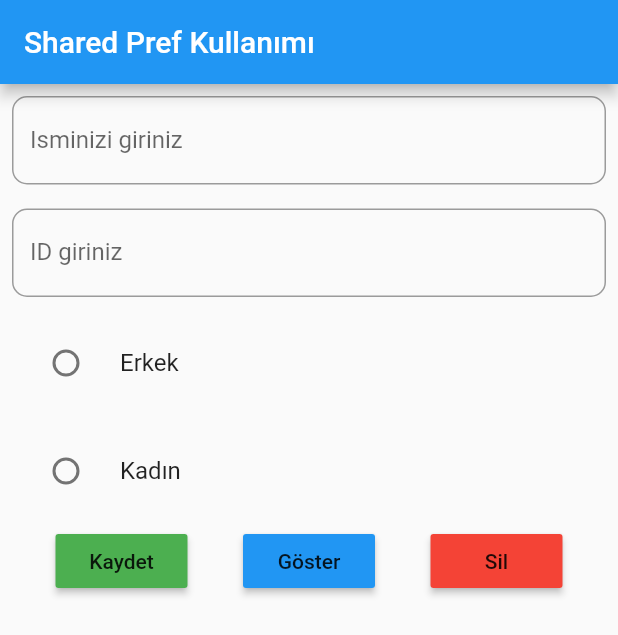
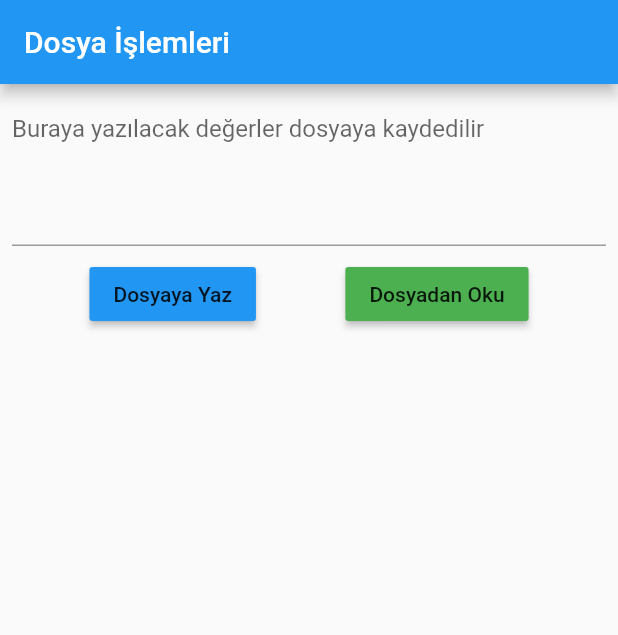
Before and after one commit to yagizgezer/flutter_storage_dersleri, a Flutter app: the screen it shows after launch, on a phone screen of 412 x 824 dp. Shown: the top 635 px of the screen. Run offline on Flutter 3.47's test engine with Material 2 defaults, Android fonts, the phone set to English and light mode, and no system bars; our stand-ins replace shared_preferences.

Commit message:
local olarak dosya olustuurldu içerik yazıldı ve okundu

```diff
--- /dev/null
+++ b/lib/dosya_islemleri.dart
@@ -0,0 +1,91 @@
+import 'dart:async';
+import 'package:flutter/material.dart';
+import 'package:path_provider/path_provider.dart';
+import 'dart:io';
+
+class DosyaIslemleri extends StatefulWidget {
+  @override
+  _DosyaIslemleriState createState() => _DosyaIslemleriState();
+}
+
+class _DosyaIslemleriState extends State<DosyaIslemleri> {
+  var myTextController = TextEditingController();
+
+  //olusturulacak dosyanın klasor yolu
+  Future <String> get getKlasorYolu async{
+    Directory klasor = await getApplicationDocumentsDirectory();
+    debugPrint("Klasoru pathi : "+klasor.path);
+    return klasor.path;
+  }
+
+  //dosya olustur
+  Future<File> get dosyaOlustur async{
+    var olusturulacakDosyaninKlasorununYolu = await getKlasorYolu;
+    return File(olusturulacakDosyaninKlasorununYolu + "/myDosya.txt");
+  }
+
+  //dosya okuma işlemleri
+  Future<String> dosyaOku() async{
+    try{
+      var myDosya = await dosyaOlustur;
+      String dosyaIcerigi = await myDosya.readAsString();
+      return dosyaIcerigi;
+    }catch(exception){
+      return "Hata Cıktı $exception";
+    }
+  }
+
+  //dosyaya yaz
+  Future<File> dosyayaYaz(String yazilacakString) async{
+    var myDosya = await dosyaOlustur;
+    return myDosya.writeAsString(yazilacakString);
+  }
+
+
+
+
+
+  @override
+  Widget build(BuildContext context) {
+    return Scaffold(
+      appBar: AppBar(
+        title: Text("Dosya İşlemleri"),
+      ),
+      body: SingleChildScrollView(
+        child: Column(
+          children: <Widget>[
+            Padding(
+              padding: const EdgeInsets.all(8.0),
+              child: TextField(
+                controller: myTextController,
+                maxLines: 4,
+                decoration: InputDecoration(
+                  hintText: "Buraya yazılacak değerler dosyaya kaydedilir",
+                ),
+              ),
+            ),
+            Row(
+              mainAxisAlignment: MainAxisAlignment.spaceEvenly,
+              children: <Widget>[
+                RaisedButton(onPressed: _dosyaYaz, color: Colors.blue, child: Text("Dosyaya Yaz"),),
+                RaisedButton(onPressed: _dosyaOku, color: Colors.green, child: Text("Dosyadan Oku"),),
+              ],
+            )
+          ],
+        ),
+      ),
+    );
+  }
+
+  void _dosyaYaz() {
+    dosyayaYaz(myTextController.text.toString());
+  }
+
+  void _dosyaOku() async {
+
+   // debugPrint(await dosyaOku());
+    dosyaOku().then((icerik){
+      debugPrint(icerik);
+    });
+  }
+}
--- a/lib/main.dart
+++ b/lib/main.dart
@@ -1,4 +1,5 @@
 import 'package:flutter/material.dart';
+import 'package:flutter_storage_dersleri/dosya_islemleri.dart';
 import 'package:flutter_storage_dersleri/shared_pref_kullanimi.dart';
 
 void main() => runApp(MyApp());
@@ -12,7 +13,7 @@ class MyApp extends StatelessWidget {
       theme: ThemeData(
         primarySwatch: Colors.blue,
       ),
-      home: SharedPrefKullanimi(),
+      home: DosyaIslemleri(),
     );
   }
 }
--- a/pubspec.yaml
+++ b/pubspec.yaml
@@ -16,6 +16,7 @@ dependencies:
   flutter:
     sdk: flutter
   shared_preferences: ^0.4.3
+  path_provider: ^0.4.1
 
   # The following adds the Cupertino Icons font to your application.
   # Use with the CupertinoIcons class for iOS style icons.
```
